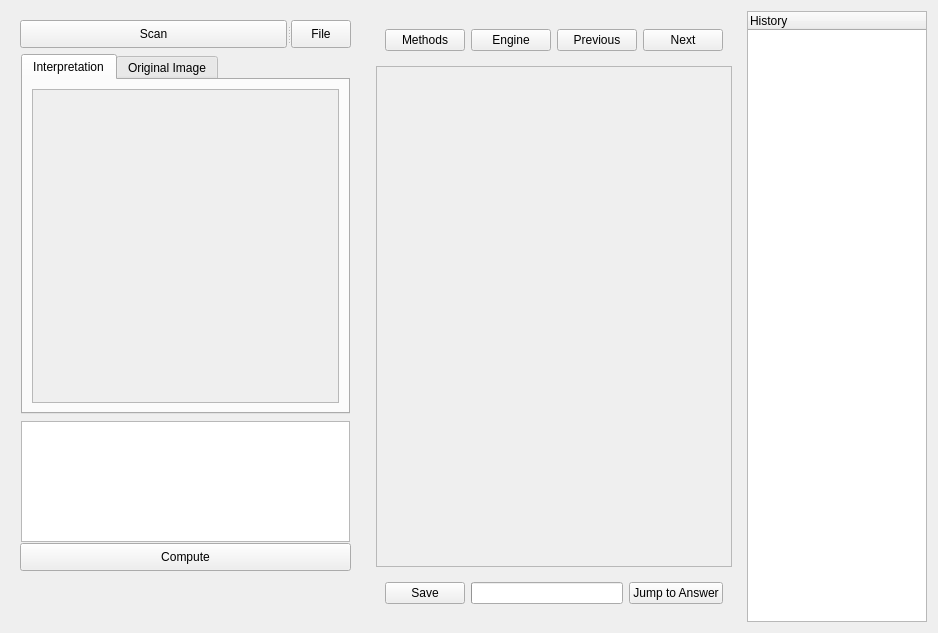
This is gui/solution_widget.ui in louis845/COMP2012H_Project as Qt 5 draws it before an edit. The edited form follows.
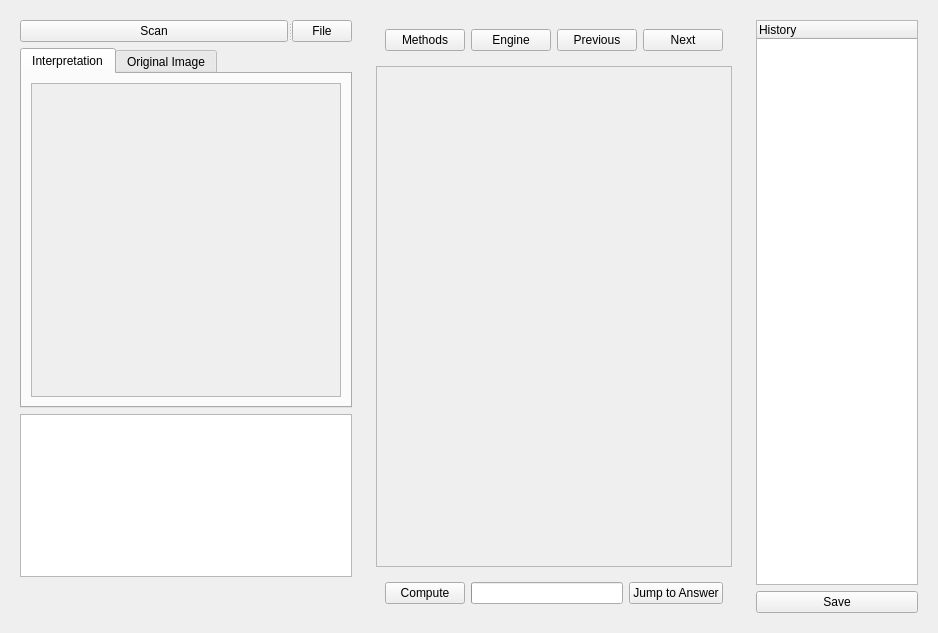
This is the edited form.

```diff
--- a/gui/solution_widget.ui
+++ b/gui/solution_widget.ui
@@ -62,15 +62,50 @@
      <property name="focusPolicy">
       <enum>Qt::NoFocus</enum>
      </property>
+     <layout class="QVBoxLayout" name="verticalLayout">
+      <item>
+       <widget class="QSplitter" name="splitter">
+        <property name="orientation">
+         <enum>Qt::Horizontal</enum>
+        </property>
+        <widget class="QPushButton" name="scan_btn">
+         <property name="sizePolicy">
+          <sizepolicy hsizetype="Preferred" vsizetype="Fixed">
+           <horstretch>0</horstretch>
+           <verstretch>0</verstretch>
+          </sizepolicy>
+         </property>
+         <property name="text">
+          <string>Scan</string>
+         </property>
+        </widget>
+        <widget class="QPushButton" name="imagefile_btn">
+         <property name="sizePolicy">
+          <sizepolicy hsizetype="Minimum" vsizetype="Fixed">
+           <horstretch>0</horstretch>
+           <verstretch>0</verstretch>
+          </sizepolicy>
+         </property>
+         <property name="minimumSize">
+          <size>
+           <width>0</width>
+           <height>0</height>
+          </size>
+         </property>
+         <property name="maximumSize">
+          <size>
+           <width>60</width>
+           <height>16777215</height>
+          </size>
+         </property>
+         <property name="text">
+          <string>File</string>
+         </property>
+        </widget>
+       </widget>
+      </item>
+      <item>
      <widget class="QTabWidget" name="tabWidget_2">
-      <property name="geometry">
-       <rect>
-        <x>10</x>
-        <y>43</y>
-        <width>329</width>
-        <height>360</height>
-       </rect>
-      </property>
       <property name="minimumSize">
        <size>
         <width>0</width>
@@ -95,8 +130,8 @@
             <rect>
              <x>0</x>
              <y>0</y>
-             <width>303</width>
-             <height>312</height>
+               <width>306</width>
+               <height>314</height>
             </rect>
            </property>
           </widget>
@@ -160,28 +195,16 @@
        </layout>
       </widget>
      </widget>
+      </item>
+      <item>
      <widget class="QPlainTextEdit" name="ascii_textedit">
-      <property name="geometry">
-       <rect>
-        <x>10</x>
-        <y>410</y>
-        <width>329</width>
-        <height>121</height>
-       </rect>
-      </property>
       <property name="tabStopDistance">
        <double>82.000000000000000</double>
       </property>
      </widget>
+      </item>
+      <item>
      <widget class="QLabel" name="ascii_parser_err">
-      <property name="geometry">
-       <rect>
-        <x>9</x>
-        <y>568</y>
-        <width>331</width>
-        <height>31</height>
-       </rect>
-      </property>
       <property name="minimumSize">
        <size>
         <width>330</width>
@@ -192,66 +215,8 @@
        <string/>
       </property>
      </widget>
-     <widget class="QSplitter" name="splitter">
-      <property name="geometry">
-       <rect>
-        <x>9</x>
-        <y>9</y>
-        <width>331</width>
-        <height>28</height>
-       </rect>
-      </property>
-      <property name="orientation">
-       <enum>Qt::Horizontal</enum>
-      </property>
-      <widget class="QPushButton" name="scan_btn">
-       <property name="sizePolicy">
-        <sizepolicy hsizetype="Preferred" vsizetype="Fixed">
-         <horstretch>0</horstretch>
-         <verstretch>0</verstretch>
-        </sizepolicy>
-       </property>
-       <property name="text">
-        <string>Scan</string>
-       </property>
-      </widget>
-      <widget class="QPushButton" name="imagefile_btn">
-       <property name="sizePolicy">
-        <sizepolicy hsizetype="Minimum" vsizetype="Fixed">
-         <horstretch>0</horstretch>
-         <verstretch>0</verstretch>
-        </sizepolicy>
-       </property>
-       <property name="minimumSize">
-        <size>
-         <width>0</width>
-         <height>0</height>
-        </size>
-       </property>
-       <property name="maximumSize">
-        <size>
-         <width>60</width>
-         <height>16777215</height>
-        </size>
-       </property>
-       <property name="text">
-        <string>File</string>
-       </property>
-      </widget>
-     </widget>
-     <widget class="QPushButton" name="compute_btn">
-      <property name="geometry">
-       <rect>
-        <x>9</x>
-        <y>532</y>
-        <width>331</width>
-        <height>28</height>
-       </rect>
-      </property>
-      <property name="text">
-       <string>Compute</string>
-      </property>
-     </widget>
+      </item>
+     </layout>
     </widget>
    </item>
    <item>
@@ -318,9 +283,9 @@
        <widget class="QWidget" name="finish_btn_widget" native="true">
         <layout class="QHBoxLayout" name="horizontalLayout_2">
          <item>
-          <widget class="QPushButton" name="next_btn2">
+          <widget class="QPushButton" name="compute_btn">
            <property name="text">
-            <string>Save</string>
+            <string>Compute</string>
            </property>
           </widget>
          </item>
@@ -351,6 +316,9 @@
     </widget>
    </item>
    <item>
+    <widget class="QWidget" name="right_widget" native="true">
+     <layout class="QVBoxLayout" name="verticalLayout_4">
+      <item>
     <widget class="QTreeWidget" name="treeWidget">
      <property name="sizePolicy">
       <sizepolicy hsizetype="Preferred" vsizetype="Preferred">
@@ -363,6 +331,16 @@
        <string notr="true">History</string>
       </property>
      </column>
+       </widget>
+      </item>
+      <item>
+       <widget class="QPushButton" name="next_btn2">
+        <property name="text">
+         <string>Save</string>
+        </property>
+       </widget>
+      </item>
+     </layout>
     </widget>
    </item>
   </layout>
```
Left out of the diff: 6 changed lines with no effect on the pictures. Lines whose indentation alone changed are shown as unchanged.
